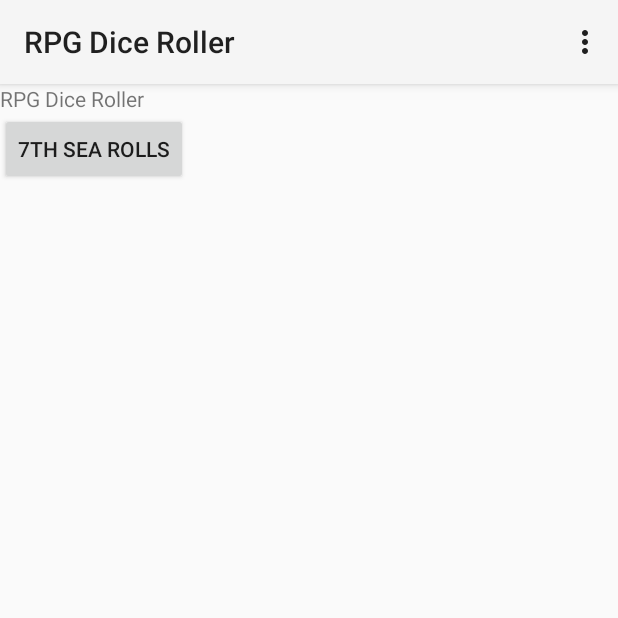
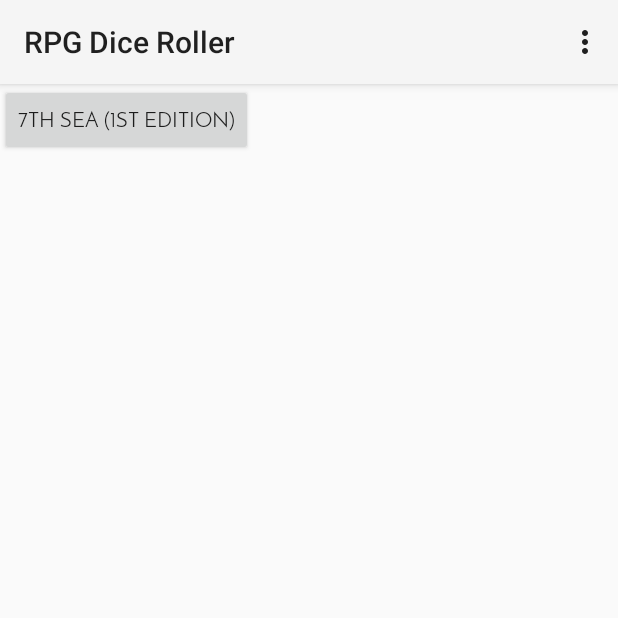
Before and after one commit to nihilogist/android-dice-roller, an Android app: the screen it shows after launch (RpgDiceRollerMain), on a phone screen of 412 x 824 dp, the top half of it. Run offline under Robolectric (Android 15) with nearby library versions, the phone set to English and light mode, and no system bars; Roboto replaces fonts that are not available here.

Commit message:
Update typeface on main menu screen
Fixes #6

```diff
--- a/app/src/main/res/layout/content_rpg_dice_roller_main.xml
+++ b/app/src/main/res/layout/content_rpg_dice_roller_main.xml
@@ -8,11 +8,7 @@ android:layout_height="match_parent"
 app:layout_behavior="@string/appbar_scrolling_view_behavior"
 tools:context="org.dave3heaton.rpgdiceroller.RpgDiceRollerMain"
 tools:showIn="@layout/activity_rpg_dice_roller_main">
-<TextView
-    android:layout_width="wrap_content"
-    android:layout_height="wrap_content"
-    android:text="@string/app_name" />
-<Button
+<org.dave3heaton.rpgdiceroller.utils.typography.JosefinTypefaceButton
     android:layout_width="wrap_content"
     android:layout_height="wrap_content"
     android:text="@string/main_menu_seventh_sea"
--- a/app/src/main/res/values/strings.xml
+++ b/app/src/main/res/values/strings.xml
@@ -1,7 +1,7 @@
 <resources>
     <string name="app_name">RPG Dice Roller</string>
     <string name="action_settings">Settings</string>
-    <string name="main_menu_seventh_sea">7th Sea rolls</string>
+    <string name="main_menu_seventh_sea">7th Sea (1st edition)</string>
     <string name="title_activity_seventh_sea_roller_main">SeventhSeaRollerMainActivity</string>
     <string name="seventh_sea_roller_main_title">7th Sea roller</string>
     <string name="seventh_sea_roller_dice_to_roll">Rolling</string>
```
